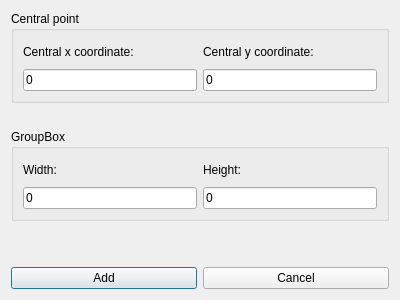
Above: Dialogs_AddFigures/dialog_addnewrectangle.ui from JeyM1/Course_Work_OOP_1 before the change. Below: the same form after it.
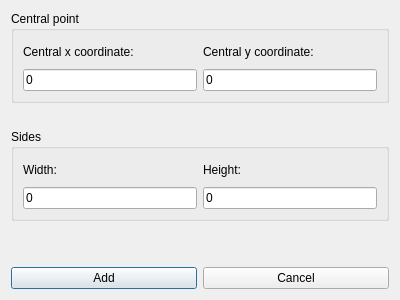
That is the form after the change.

Diff of the .ui file:
```diff
--- a/Dialogs_AddFigures/dialog_addnewrectangle.ui
+++ b/Dialogs_AddFigures/dialog_addnewrectangle.ui
@@ -80,7 +80,7 @@
    <item row="2" column="0">
     <widget class="QGroupBox" name="groupBox_2">
      <property name="title">
-      <string>GroupBox</string>
+      <string>Sides</string>
      </property>
      <layout class="QGridLayout" name="gridLayout_2">
       <item row="0" column="0">
```
